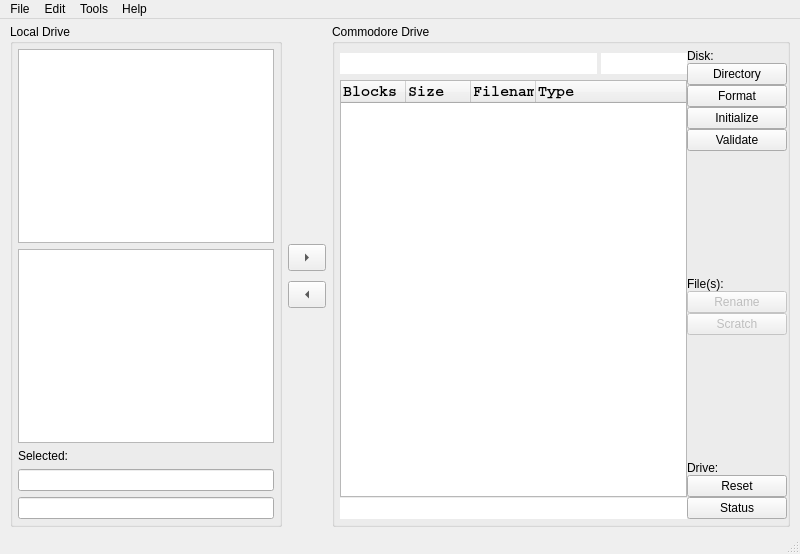
Old version of the form filewindow.ui in the repository mveinot/QtCBM.
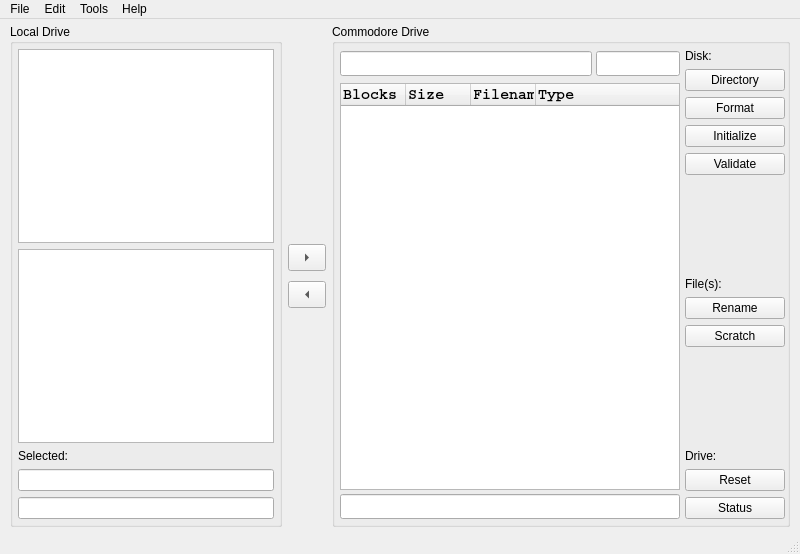
New version of the form. Icons and pictures are not drawn.

Patch:
```diff
--- a/filewindow.ui
+++ b/filewindow.ui
@@ -396,7 +396,7 @@
           <number>5</number>
          </property>
          <property name="rightMargin">
-          <number>0</number>
+          <number>2</number>
          </property>
          <property name="bottomMargin">
           <number>5</number>
@@ -404,7 +404,7 @@
          <item>
           <layout class="QHBoxLayout" name="horizontalLayout_5">
            <property name="spacing">
-            <number>0</number>
+            <number>5</number>
            </property>
            <item>
             <widget class="QFrame" name="frame_4">
@@ -433,7 +433,7 @@
               <item>
                <layout class="QVBoxLayout" name="verticalLayout_3">
                 <property name="spacing">
-                 <number>1</number>
+                 <number>4</number>
                 </property>
                 <item>
                  <widget class="QFrame" name="frame_6">
@@ -490,7 +490,7 @@
                        <property name="minimumSize">
                         <size>
                          <width>50</width>
-                         <height>0</height>
+                         <height>25</height>
                         </size>
                        </property>
                        <property name="font">
@@ -502,7 +502,7 @@
                         </font>
                        </property>
                        <property name="frame">
-                        <bool>false</bool>
+                        <bool>true</bool>
                        </property>
                        <property name="readOnly">
                         <bool>true</bool>
@@ -517,6 +517,12 @@
                          <verstretch>0</verstretch>
                         </sizepolicy>
                        </property>
+                       <property name="minimumSize">
+                        <size>
+                         <width>0</width>
+                         <height>25</height>
+                        </size>
+                       </property>
                        <property name="font">
                         <font>
                          <family>Courier</family>
@@ -526,7 +532,7 @@
                         </font>
                        </property>
                        <property name="frame">
-                        <bool>false</bool>
+                        <bool>true</bool>
                        </property>
                        <property name="readOnly">
                         <bool>true</bool>
@@ -549,6 +555,12 @@
                     <kerning>false</kerning>
                    </font>
                   </property>
+                  <property name="frameShape">
+                   <enum>QFrame::StyledPanel</enum>
+                  </property>
+                  <property name="frameShadow">
+                   <enum>QFrame::Sunken</enum>
+                  </property>
                   <property name="rootIsDecorated">
                    <bool>false</bool>
                   </property>
@@ -594,6 +606,12 @@
                 </item>
                 <item>
                  <widget class="QLineEdit" name="freeSpace">
+                  <property name="minimumSize">
+                   <size>
+                    <width>0</width>
+                    <height>25</height>
+                   </size>
+                  </property>
                   <property name="font">
                    <font>
                     <family>Courier</family>
@@ -603,7 +621,7 @@
                    </font>
                   </property>
                   <property name="frame">
-                   <bool>false</bool>
+                   <bool>true</bool>
                   </property>
                   <property name="readOnly">
                    <bool>true</bool>
@@ -640,7 +658,7 @@
              </property>
              <layout class="QVBoxLayout" name="verticalLayout_8">
               <property name="spacing">
-               <number>0</number>
+               <number>-1</number>
               </property>
               <property name="leftMargin">
                <number>0</number>
@@ -723,7 +741,7 @@
                 <item>
                  <widget class="QPushButton" name="CBMRename">
                   <property name="enabled">
-                   <bool>false</bool>
+                   <bool>true</bool>
                   </property>
                   <property name="text">
                    <string>Rename</string>
@@ -733,7 +751,7 @@
                 <item>
                  <widget class="QPushButton" name="CBMScratch">
                   <property name="enabled">
-                   <bool>false</bool>
+                   <bool>true</bool>
                   </property>
                   <property name="text">
                    <string>Scratch</string>
```
